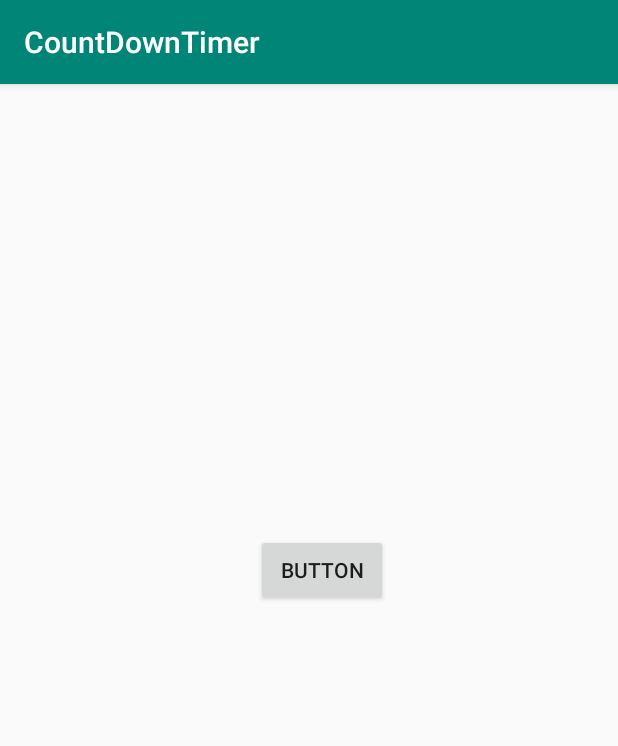
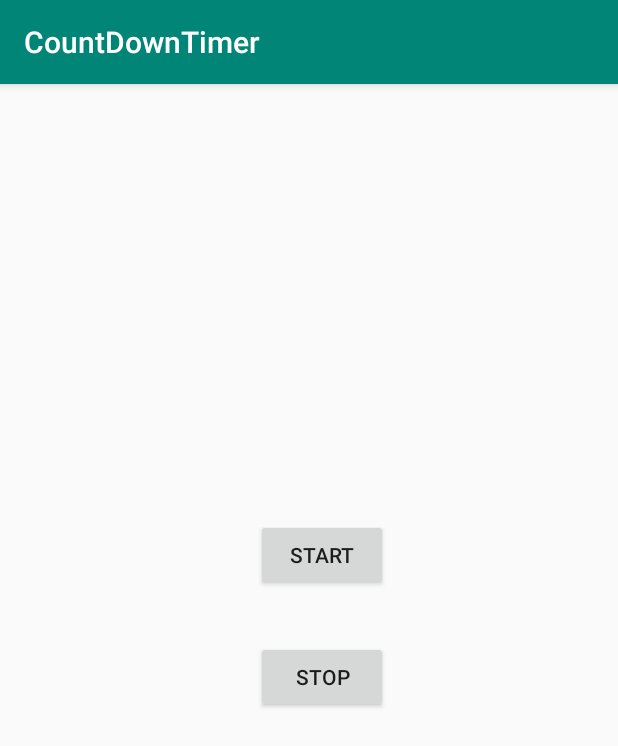
Before and after one commit to Kaushi9005/CountDownTimer, an Android app: the screen it shows after launch (MainActivity), on a phone screen of 412 x 824 dp. Shown: the top 746 px of the screen. Run offline under Robolectric (Android 15) with nearby library versions, the phone set to English and light mode, and no system bars.

Commit message:
Adjusted the rotation

```diff
--- a/app/src/main/java/lk/ac/kln/countdowntimer/MainActivity.java
+++ b/app/src/main/java/lk/ac/kln/countdowntimer/MainActivity.java
@@ -3,6 +3,7 @@ package lk.ac.kln.countdowntimer;
 import android.os.Handler;
 import android.support.v7.app.AppCompatActivity;
 import android.os.Bundle;
+import android.view.View;
 import android.widget.TextView;
 
 public class MainActivity extends AppCompatActivity {
@@ -18,7 +19,6 @@ public class MainActivity extends AppCompatActivity {
         if (savedInstanceState != null) {
             counter = savedInstanceState.getInt(CURRENT_COUNTER);
         }
-             running = true;
              countDown();
     }
 
@@ -54,6 +54,16 @@ public class MainActivity extends AppCompatActivity {
 
     }
 
+
+    protected void startCounter(View view) {
+        running = true;
+    }
+
+
+    protected void stopCounter(View view){
+        running = false;
+    }
+
     @Override
     public void onPause(){
         super.onPause();
--- a/app/src/main/res/layout/activity_main.xml
+++ b/app/src/main/res/layout/activity_main.xml
@@ -12,12 +12,13 @@
         android:layout_height="wrap_content"
         android:layout_marginStart="170dp"
         android:layout_marginLeft="170dp"
-        android:layout_marginTop="73dp"
+        android:layout_marginTop="75dp"
         android:layout_marginEnd="153dp"
         android:layout_marginRight="153dp"
-        android:layout_marginBottom="401dp"
-        android:text="Button"
-        app:layout_constraintBottom_toBottomOf="parent"
+        android:layout_marginBottom="13dp"
+        android:onClick="startCounter"
+        android:text="Start"
+        app:layout_constraintBottom_toTopOf="@+id/button"
         app:layout_constraintEnd_toEndOf="parent"
         app:layout_constraintStart_toStartOf="parent"
         app:layout_constraintTop_toBottomOf="@+id/textView3" />
@@ -40,4 +41,21 @@
         app:layout_constraintTop_toTopOf="parent"
         app:layout_constraintVertical_bias="0.075" />
 
+    <Button
+        android:id="@+id/button"
+        android:layout_width="wrap_content"
+        android:layout_height="wrap_content"
+        android:layout_marginStart="170dp"
+        android:layout_marginLeft="170dp"
+        android:layout_marginTop="13dp"
+        android:layout_marginEnd="153dp"
+        android:layout_marginRight="153dp"
+        android:layout_marginBottom="342dp"
+        android:text="Stop"
+        android:onClick="stopCounter"
+        app:layout_constraintBottom_toBottomOf="parent"
+        app:layout_constraintEnd_toEndOf="parent"
+        app:layout_constraintStart_toStartOf="parent"
+        app:layout_constraintTop_toBottomOf="@+id/button2" />
+
 </android.support.constraint.ConstraintLayout>
```
